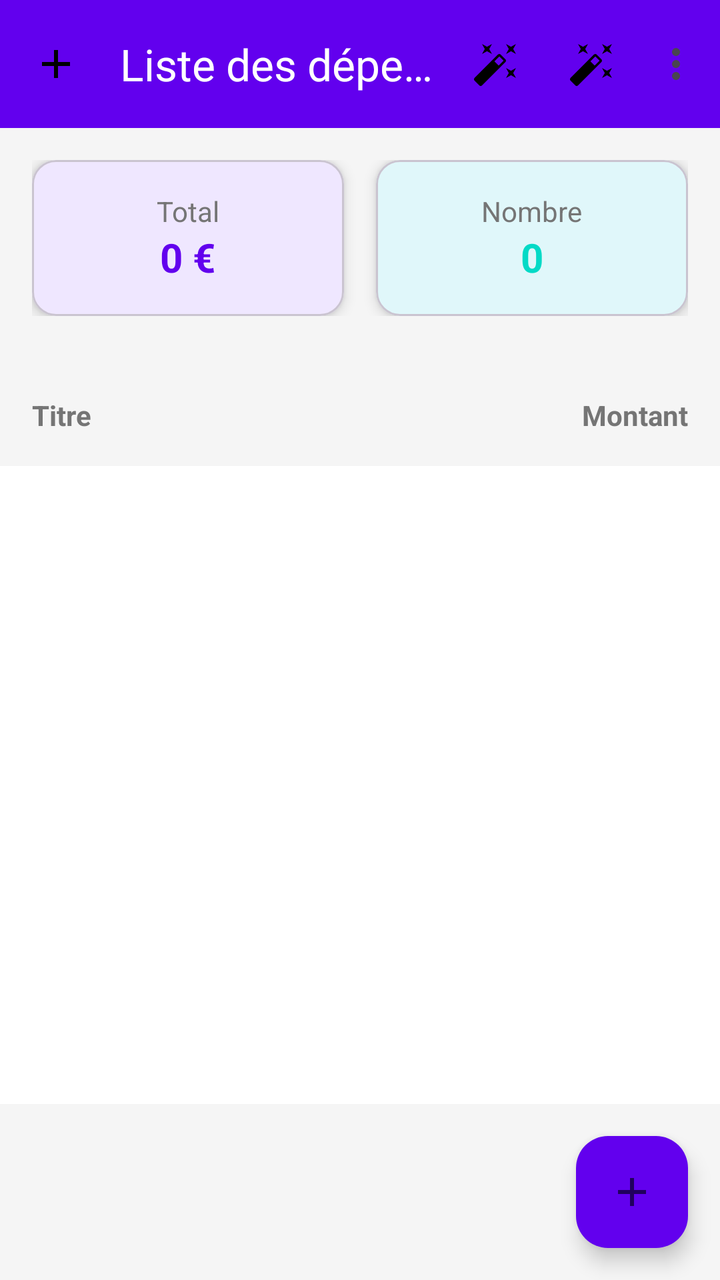
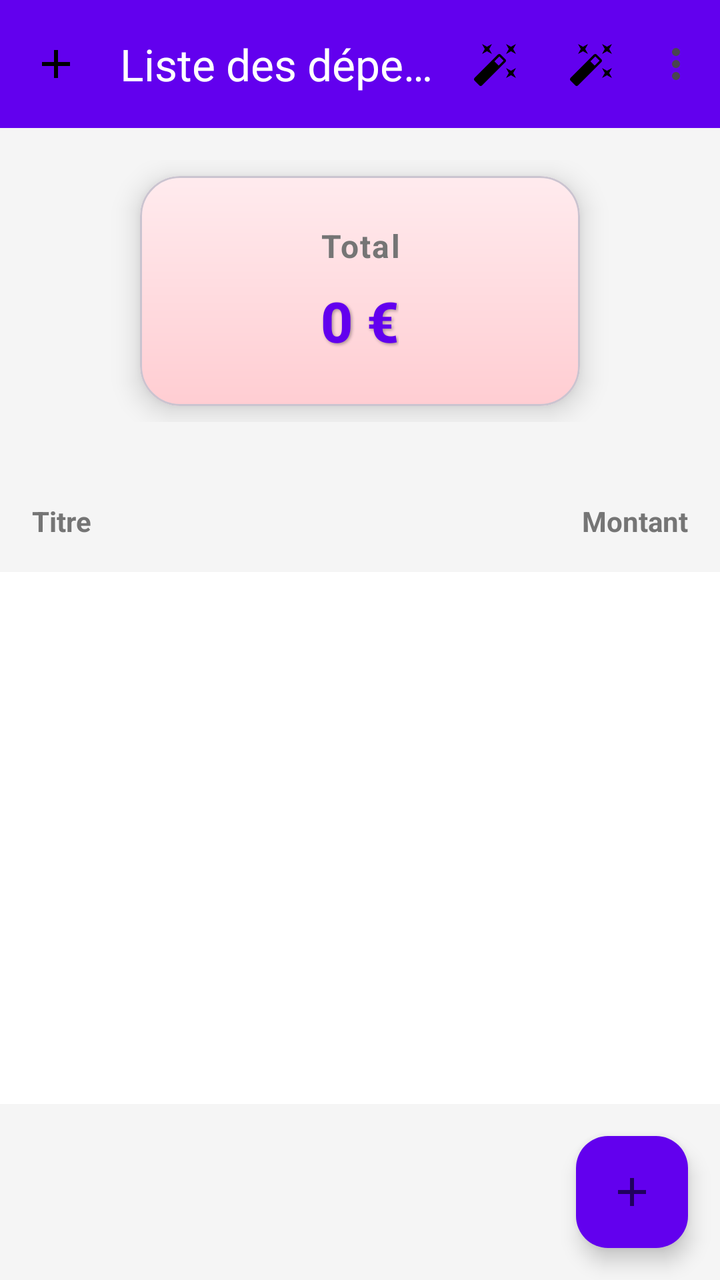

Screens rendered from an Android XML layout before and after an edit, with the pre-edit source and the edit as a unified diff.
<!-- AndroidManifest.xml: application theme Theme.GitReposMVVM -->
<!-- res/layout/activity_expense_list.xml -->
<?xml version="1.0" encoding="utf-8"?>
<LinearLayout xmlns:android="http://schemas.android.com/apk/res/android"
              xmlns:app="http://schemas.android.com/apk/res-auto"
              xmlns:tools="http://schemas.android.com/tools"
              android:layout_width="match_parent"
              android:layout_height="match_parent"
              android:orientation="vertical"
              android:background="@color/background_light"
              tools:context=".view.list.ExpenseListActivity">

    
    <com.google.android.material.appbar.MaterialToolbar
            android:id="@+id/toolbar"
            android:layout_width="match_parent"
            android:layout_height="?attr/actionBarSize"
            android:background="@color/primary_color"
            app:title="Liste des dépenses"
            app:titleTextColor="@color/white"
            app:navigationIcon="@drawable/ic_menu"
            app:menu="@menu/main_menu" />

    
    <LinearLayout
            android:layout_width="match_parent"
            android:layout_height="wrap_content"
            android:orientation="horizontal"
            android:padding="16dp"
            android:weightSum="2">

        <com.google.android.material.card.MaterialCardView
                android:layout_width="0dp"
                android:layout_height="wrap_content"
                android:layout_weight="1"
                android:layout_marginEnd="8dp"
                app:cardCornerRadius="12dp"
                app:cardElevation="4dp"
                app:cardBackgroundColor="@color/primary_light">

            <LinearLayout
                    android:layout_width="match_parent"
                    android:layout_height="wrap_content"
                    android:orientation="vertical"
                    android:gravity="center"
                    android:padding="16dp">

                <TextView
                        android:layout_width="wrap_content"
                        android:layout_height="wrap_content"
                        android:text="Total"
                        android:textColor="@color/text_secondary"
                        android:textSize="14sp" />

                <TextView
                        android:id="@+id/tvTotalAmount"
                        android:layout_width="wrap_content"
                        android:layout_height="wrap_content"
                        android:text="0 €"
                        android:textColor="@color/primary_color"
                        android:textSize="20sp"
                        android:textStyle="bold" />
            </LinearLayout>
        </com.google.android.material.card.MaterialCardView>

        <com.google.android.material.card.MaterialCardView
                android:layout_width="0dp"
                android:layout_height="wrap_content"
                android:layout_weight="1"
                android:layout_marginStart="8dp"
                app:cardCornerRadius="12dp"
                app:cardElevation="4dp"
                app:cardBackgroundColor="@color/secondary_light">

            <LinearLayout
                    android:layout_width="match_parent"
                    android:layout_height="wrap_content"
                    android:orientation="vertical"
                    android:gravity="center"
                    android:padding="16dp">

                <TextView
                        android:layout_width="wrap_content"
                        android:layout_height="wrap_content"
                        android:text="Nombre"
                        android:textColor="@color/text_secondary"
                        android:textSize="14sp" />

                <TextView
                        android:id="@+id/tvExpenseCount"
                        android:layout_width="wrap_content"
                        android:layout_height="wrap_content"
                        android:text="0"
                        android:textColor="@color/secondary_color"
                        android:textSize="20sp"
                        android:textStyle="bold" />
            </LinearLayout>
        </com.google.android.material.card.MaterialCardView>
    </LinearLayout>

    
    <LinearLayout
            android:layout_width="match_parent"
            android:layout_height="0dp"
            android:layout_weight="1"
            android:orientation="vertical"
            android:background="@color/white"
            android:layout_marginTop="8dp">

        
        <LinearLayout
                android:layout_width="match_parent"
                android:layout_height="wrap_content"
                android:orientation="horizontal"
                android:padding="16dp"
                android:background="@color/background_light">

            <TextView
                    android:layout_width="0dp"
                    android:layout_height="wrap_content"
                    android:layout_weight="1"
                    android:text="Titre"
                    android:textColor="@color/text_secondary"
                    android:textSize="14sp"
                    android:textStyle="bold" />

            <TextView
                    android:layout_width="wrap_content"
                    android:layout_height="wrap_content"
                    android:text="Montant"
                    android:textColor="@color/text_secondary"
                    android:textSize="14sp"
                    android:textStyle="bold" />
        </LinearLayout>

        <androidx.recyclerview.widget.RecyclerView
                android:id="@+id/recyclerView"
                android:layout_width="match_parent"
                android:layout_height="match_parent"
                android:padding="8dp"
                android:clipToPadding="false" />
    </LinearLayout>

    
    <com.google.android.material.floatingactionbutton.FloatingActionButton
            android:id="@+id/btnGoToAddExpense"
            android:layout_width="wrap_content"
            android:layout_height="wrap_content"
            android:layout_gravity="bottom|end"
            android:layout_margin="16dp"
            android:src="@drawable/ic_add"
            android:contentDescription="Ajouter une dépense"
            app:backgroundTint="@color/primary_color"
            app:fabSize="normal" />

</LinearLayout>
<!-- resources referenced by this layout -->
<resources>
  <color name="background_light">#F5F5F5</color>
  <color name="primary_color">#6200EE</color>
  <color name="primary_light">#EFE7FF</color>
  <color name="secondary_color">#03DAC6</color>
  <color name="secondary_light">#E0F7FA</color>
  <color name="text_secondary">#757575</color>
  <color name="white">#FFFFFF</color>
  <!-- drawable ic_add (drawable) -->
  <vector xmlns:android="http://schemas.android.com/apk/res/android" android:height="24dp" android:tint="#000000" android:viewportHeight="24" android:viewportWidth="24" android:width="24dp">
        
      <path android:fillColor="@android:color/white" android:pathData="M19,13h-6v6h-2v-6H5v-2h6V5h2v6h6v2z"/>
      
  </vector>
  <!-- drawable ic_menu (drawable) -->
  <vector xmlns:android="http://schemas.android.com/apk/res/android" android:height="24dp" android:tint="#000000" android:viewportHeight="24" android:viewportWidth="24" android:width="24dp">
        
      <path android:fillColor="@android:color/white" android:pathData="M19,13h-6v6h-2v-6H5v-2h6V5h2v6h6v2z"/>
      
  </vector>
  <style name="Theme.GitReposMVVM" parent="Theme.Material3.DayNight.NoActionBar">
              <item name="colorPrimary">@color/primary_color</item>
              <item name="colorPrimaryVariant">@color/primary_dark</item>
              <item name="colorOnPrimary">@color/white</item>
              <item name="colorSecondary">@color/secondary_color</item>
              <item name="colorOnSecondary">@color/white</item>
              <item name="android:statusBarColor">?attr/colorPrimary</item>
          </style>
  <color name="primary_dark">#3700B3</color>
</resources>

<!-- the commit's change to res/layout/activity_expense_list.xml (unified diff, before → after) -->
@@ -25,30 +25,36 @@
             android:layout_height="wrap_content"
             android:orientation="horizontal"
             android:padding="16dp"
-            android:weightSum="2">
+            android:gravity="center_horizontal">
 
         <com.google.android.material.card.MaterialCardView
-                android:layout_width="0dp"
+                android:layout_width="220dp"
                 android:layout_height="wrap_content"
-                android:layout_weight="1"
-                android:layout_marginEnd="8dp"
-                app:cardCornerRadius="12dp"
-                app:cardElevation="4dp"
-                app:cardBackgroundColor="@color/primary_light">
+                android:layout_margin="8dp"
+                app:cardCornerRadius="20dp"
+                app:cardElevation="8dp"
+                app:cardBackgroundColor="@color/white"
+                android:foreground="?attr/selectableItemBackground"
+                android:clipToPadding="false">
 
+            
             <LinearLayout
                     android:layout_width="match_parent"
                     android:layout_height="wrap_content"
                     android:orientation="vertical"
                     android:gravity="center"
-                    android:padding="16dp">
+                    android:padding="24dp"
+                    android:background="@drawable/gradient_total">
 
                 <TextView
                         android:layout_width="wrap_content"
                         android:layout_height="wrap_content"
                         android:text="Total"
                         android:textColor="@color/text_secondary"
-                        android:textSize="14sp" />
+                        android:textSize="16sp"
+                        android:textStyle="bold"
+                        android:letterSpacing="0.05"
+                        android:gravity="center" />
 
                 <TextView
                         android:id="@+id/tvTotalAmount"
@@ -56,42 +62,16 @@
                         android:layout_height="wrap_content"
                         android:text="0 €"
                         android:textColor="@color/primary_color"
-                        android:textSize="20sp"
-                        android:textStyle="bold" />
-            </LinearLayout>
-        </com.google.android.material.card.MaterialCardView>
+                        android:textSize="28sp"
+                        android:textStyle="bold"
+                        android:fontFamily="sans-serif-medium"
+                        android:gravity="center"
+                        android:layout_marginTop="8dp"
+                        android:shadowColor="#55000000"
+                        android:shadowDx="2"
+                        android:shadowDy="2"
+                        android:shadowRadius="4" />
 
-        <com.google.android.material.card.MaterialCardView
-                android:layout_width="0dp"
-                android:layout_height="wrap_content"
-                android:layout_weight="1"
-                android:layout_marginStart="8dp"
-                app:cardCornerRadius="12dp"
-                app:cardElevation="4dp"
-                app:cardBackgroundColor="@color/secondary_light">
-
-            <LinearLayout
-                    android:layout_width="match_parent"
-                    android:layout_height="wrap_content"
-                    android:orientation="vertical"
-                    android:gravity="center"
-                    android:padding="16dp">
-
-                <TextView
-                        android:layout_width="wrap_content"
-                        android:layout_height="wrap_content"
-                        android:text="Nombre"
-                        android:textColor="@color/text_secondary"
-                        android:textSize="14sp" />
-
-                <TextView
-                        android:id="@+id/tvExpenseCount"
-                        android:layout_width="wrap_content"
-                        android:layout_height="wrap_content"
-                        android:text="0"
-                        android:textColor="@color/secondary_color"
-                        android:textSize="20sp"
-                        android:textStyle="bold" />
             </LinearLayout>
         </com.google.android.material.card.MaterialCardView>
     </LinearLayout>
<!-- resource entries referenced after the edit -->
@@ -2,11 +2,17 @@
 <resources>
   <color name="background_light">#F5F5F5</color>
   <color name="primary_color">#6200EE</color>
-  <color name="primary_light">#EFE7FF</color>
-  <color name="secondary_color">#03DAC6</color>
-  <color name="secondary_light">#E0F7FA</color>
   <color name="text_secondary">#757575</color>
   <color name="white">#FFFFFF</color>
+  <!-- drawable gradient_total (drawable) -->
+  <shape xmlns:android="http://schemas.android.com/apk/res/android"
+         android:shape="rectangle">
+      <gradient
+              android:startColor="#FFEBEE"
+              android:endColor="#FFCDD2"
+              android:angle="270"/>
+      <corners android:radius="20dp"/>
+  </shape>
   <!-- drawable ic_add (drawable) -->
   <vector xmlns:android="http://schemas.android.com/apk/res/android" android:height="24dp" android:tint="#000000" android:viewportHeight="24" android:viewportWidth="24" android:width="24dp">
         
@@ -28,5 +34,6 @@
               <item name="android:statusBarColor">?attr/colorPrimary</item>
           </style>
   <color name="primary_dark">#3700B3</color>
+  <color name="secondary_color">#03DAC6</color>
 </resources>
 
